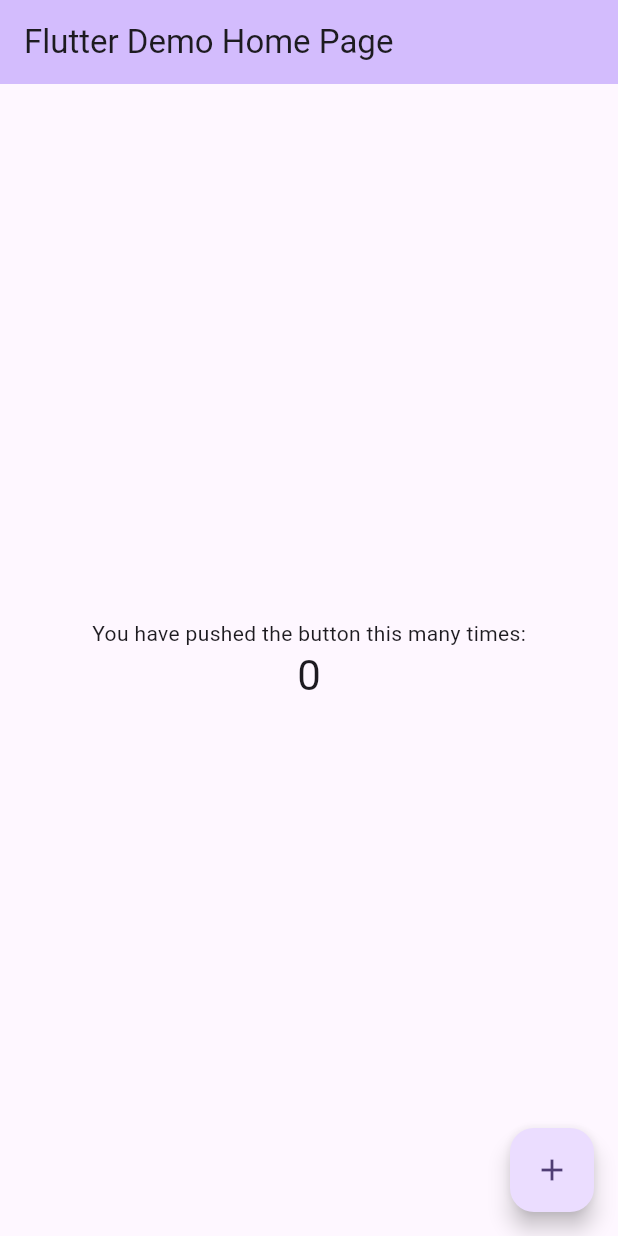
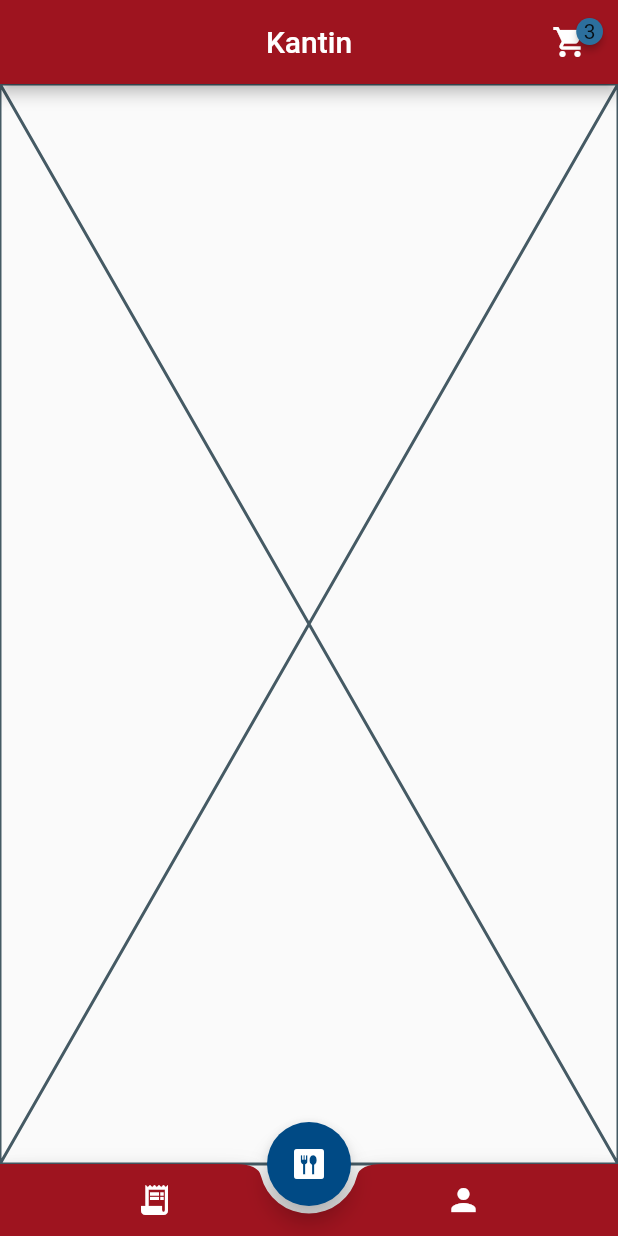
Before and after one commit to DoukanT/kantin_new_mobile, a Flutter app: the screen it shows after launch, on a phone screen of 412 x 824 dp. Run offline on Flutter 3.47's test engine with Material 2 defaults, Android fonts, the light colour scheme and no system bars; drawn by our look-alikes of badges.

Commit message:
'main_view' file created

```diff
--- /dev/null
+++ b/lib/constants/global_constants.dart
@@ -0,0 +1,7 @@
+import 'dart:ui';
+
+const mainColor = Color(0xFF9E141F);
+const mainColorLight = Color.fromRGBO(190, 52, 63, 1);
+
+const secondaryColor = Color(0xFF004a85);
+const secondaryColorLight = Color(0xFF2c6f9d);
--- a/lib/main.dart
+++ b/lib/main.dart
@@ -1,4 +1,5 @@
 import 'package:flutter/material.dart';
+import 'package:kantin_new_mobile/views/main_view.dart';
 
 void main() {
   runApp(const MyApp());
@@ -7,66 +8,11 @@ void main() {
 class MyApp extends StatelessWidget {
   const MyApp({super.key});
 
-  // This widget is the root of your application.
   @override
   Widget build(BuildContext context) {
-    return MaterialApp(
-      title: 'Flutter Demo',
-      theme: ThemeData(
-        colorScheme: ColorScheme.fromSeed(seedColor: Colors.deepPurple),
-        useMaterial3: true,
-      ),
-      home: const MyHomePage(title: 'Flutter Demo Home Page'),
+    return const MaterialApp(
+      debugShowCheckedModeBanner: false,
+      home: MainView(),
     );
   }
 }
-
-class MyHomePage extends StatefulWidget {
-  const MyHomePage({super.key, required this.title});
-
-  final String title;
-
-  @override
-  State<MyHomePage> createState() => _MyHomePageState();
-}
-
-class _MyHomePageState extends State<MyHomePage> {
-  int _counter = 0;
-
-  void _incrementCounter() {
-    setState(() {
-      _counter++;
-    });
-  }
-
-  @override
-  Widget build(BuildContext context) {
-
-    return Scaffold(
-      appBar: AppBar(
-        backgroundColor: Theme.of(context).colorScheme.inversePrimary,
-        title: Text(widget.title),
-      ),
-      body: Center(
-
-        child: Column(
-          mainAxisAlignment: MainAxisAlignment.center,
-          children: <Widget>[
-            const Text(
-              'You have pushed the button this many times:',
-            ),
-            Text(
-              '$_counter',
-              style: Theme.of(context).textTheme.headlineMedium,
-            ),
-          ],
-        ),
-      ),
-      floatingActionButton: FloatingActionButton(
-        onPressed: _incrementCounter,
-        tooltip: 'Increment',
-        child: const Icon(Icons.add),
-      ),
-    );
-  }
-}
--- /dev/null
+++ b/lib/views/main_view.dart
@@ -0,0 +1,93 @@
+import 'package:flutter/material.dart';
+import 'package:kantin_new_mobile/constants/global_constants.dart';
+import 'package:badges/badges.dart' as badges;
+import 'package:kantin_new_mobile/views/menu_view.dart';
+
+class MainView extends StatefulWidget {
+  const MainView({super.key});
+
+  @override
+  State<MainView> createState() => _MainViewState();
+}
+
+int viewIndex = 0;
+const views = [
+  MenuView(), // Menu
+  MenuView(), // Past Orders
+  MenuView(), // Profile
+  MenuView(), // Cart
+];
+
+class _MainViewState extends State<MainView> {
+  @override
+  Widget build(BuildContext context) {
+    return Scaffold(
+      appBar: AppBar(
+        title: const Text("Kantin"),
+        centerTitle: true,
+        actions: [
+          Padding(
+            padding: const EdgeInsets.only(right: 8),
+            child: IconButton(
+              icon: const badges.Badge(
+                badgeContent: Text('3'),
+                badgeStyle: badges.BadgeStyle(
+                  badgeColor: secondaryColorLight,
+                ),
+                child: Icon(
+                  Icons.shopping_cart,
+                  color: Colors.white,
+                ),
+              ),
+              onPressed: () {
+                setState(() {
+                  viewIndex = 3;
+                });
+              },
+            ),
+          ),
+        ],
+        backgroundColor: mainColor,
+      ),
+      bottomNavigationBar: BottomAppBar(
+        color: mainColor,
+        shape: const CircularNotchedRectangle(),
+        notchMargin: 5,
+        child: Row(
+          mainAxisAlignment: MainAxisAlignment.spaceAround,
+          children: [
+            IconButton(
+              onPressed: () => {
+                setState(() {
+                  viewIndex = 1;
+                })
+              },
+              icon: const Icon(Icons.receipt_long),
+              color: Colors.white,
+            ),
+            IconButton(
+              onPressed: () => {
+                setState(() {
+                  viewIndex = 2;
+                })
+              },
+              icon: const Icon(Icons.person),
+              color: Colors.white,
+            ),
+          ],
+        ),
+      ),
+      floatingActionButton: FloatingActionButton(
+        onPressed: () => {
+          setState(() {
+            viewIndex = 0;
+          })
+        },
+        backgroundColor: secondaryColor,
+        child: const Icon(Icons.dining),
+      ),
+      floatingActionButtonLocation: FloatingActionButtonLocation.centerDocked,
+      body: views[viewIndex],
+    );
+  }
+}
--- /dev/null
+++ b/lib/views/menu_view.dart
@@ -0,0 +1,15 @@
+import 'package:flutter/material.dart';
+
+class MenuView extends StatefulWidget {
+  const MenuView({super.key});
+
+  @override
+  State<MenuView> createState() => _MenuViewState();
+}
+
+class _MenuViewState extends State<MenuView> {
+  @override
+  Widget build(BuildContext context) {
+    return const Placeholder();
+  }
+}
--- a/pubspec.yaml
+++ b/pubspec.yaml
@@ -35,6 +35,7 @@ dependencies:
   # The following adds the Cupertino Icons font to your application.
   # Use with the CupertinoIcons class for iOS style icons.
   cupertino_icons: ^1.0.2
+  badges: ^3.1.1
 
 dev_dependencies:
   flutter_test:
```
Also changed, not shown: lib/constants/temp.txt (deleted), lib/views/temp.txt (deleted), pubspec.lock.
